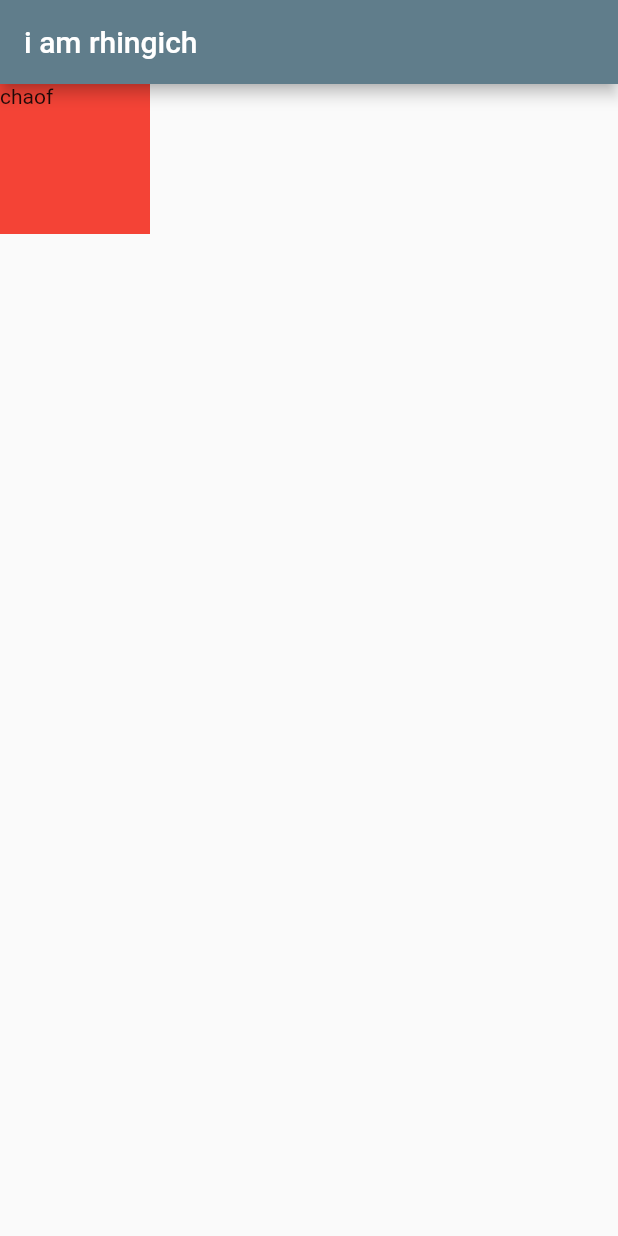
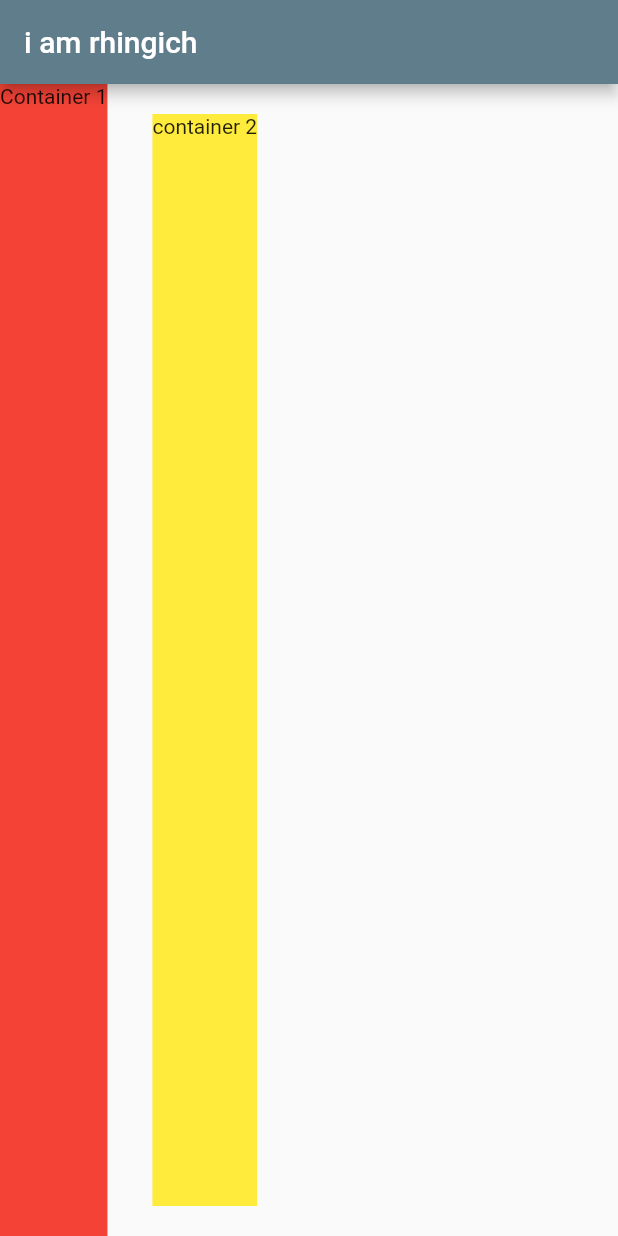
Before and after one commit to hungto228/flutter_challenge_app_1, a Flutter app: the screen it shows after launch, on a phone screen of 412 x 824 dp. Run offline on Flutter 3.47's test engine with Material 2 defaults, Android fonts, the phone set to English and light mode, and no system bars.

Commit message:
column and row

```diff
--- a/lib/main.dart
+++ b/lib/main.dart
@@ -18,14 +18,26 @@ class MyApp extends StatelessWidget {
             backgroundColor: Colors.blueGrey,
           ),
           body: SafeArea(
-            child: Container(
-              margin: EdgeInsets.zero,
-              height: 100,
-              width: 100,
-              color: Colors.red,
-              child: Text("chaof"),
-            ),
-          )),
+              child: Row(
+            crossAxisAlignment: CrossAxisAlignment.stretch,
+            children: <Widget>[
+              Container(
+                height: 100,
+                child: Text("Container 1"),
+                color: Colors.red,
+                margin: EdgeInsets.zero,
+              ),
+              SizedBox(
+                height: 20,
+              ),
+              Container(
+                height: 100,
+                child: Text("container 2"),
+                color: Colors.yellow,
+                margin: EdgeInsets.symmetric(horizontal: 30, vertical: 20),
+              ),
+            ],
+          ))),
     );
   }
 }
```
